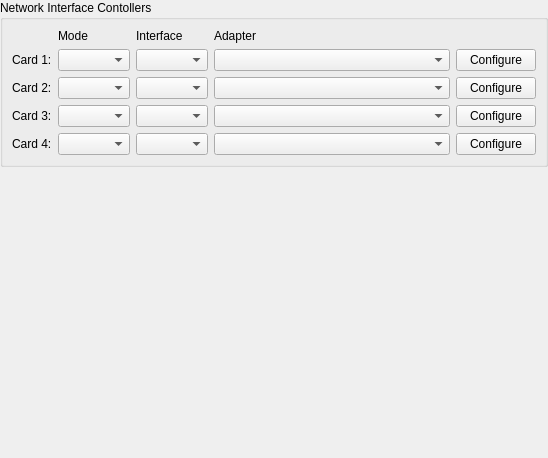
Before: the Qt Designer form src/qt/qt_settingsnetwork.ui in 86Box/86Box, drawn with Qt 5.
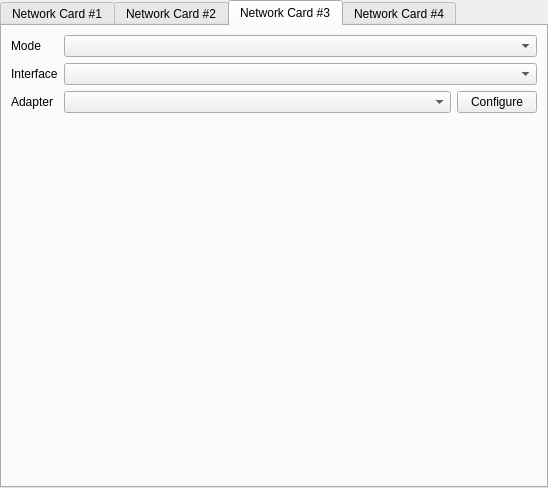
After: the same form once the commit is applied. The open tabs and pages were chosen to show the change.

Commit message: qt: tabs to network interface settings.

Diff of the .ui file:
```diff
--- a/src/qt/qt_settingsnetwork.ui
+++ b/src/qt/qt_settingsnetwork.ui
@@ -7,7 +7,7 @@
     <x>0</x>
     <y>0</y>
     <width>548</width>
-    <height>458</height>
+    <height>488</height>
    </rect>
   </property>
   <property name="windowTitle">
@@ -27,15 +27,32 @@
     <number>0</number>
    </property>
    <item>
-    <widget class="QGroupBox" name="groupBox">
-     <property name="title">
-      <string>Network Interface Contollers</string>
+    <widget class="QTabWidget" name="tabWidget">
+     <property name="currentIndex">
+      <number>0</number>
      </property>
+     <widget class="QWidget" name="tab_1">
+      <attribute name="title">
+       <string>Network Card #1</string>
+      </attribute>
      <layout class="QGridLayout" name="gridLayout_3">
-      <item row="0" column="4">
+       <item row="2" column="1">
+        <widget class="QComboBox" name="comboBoxNIC1">
+         <property name="sizePolicy">
+          <sizepolicy hsizetype="Expanding" vsizetype="Fixed">
+           <horstretch>0</horstretch>
+           <verstretch>0</verstretch>
+          </sizepolicy>
+         </property>
+         <property name="sizeAdjustPolicy">
+          <enum>QComboBox::AdjustToContents</enum>
+         </property>
+        </widget>
+       </item>
+       <item row="2" column="0">
        <widget class="QLabel" name="label_7">
         <property name="sizePolicy">
-         <sizepolicy hsizetype="MinimumExpanding" vsizetype="Preferred">
+          <sizepolicy hsizetype="Minimum" vsizetype="Preferred">
           <horstretch>0</horstretch>
           <verstretch>0</verstretch>
          </sizepolicy>
@@ -45,118 +62,20 @@
         </property>
        </widget>
       </item>
-      <item row="4" column="3">
-       <widget class="QComboBox" name="comboBoxIntf4">
-        <property name="sizePolicy">
-         <sizepolicy hsizetype="Maximum" vsizetype="Fixed">
-          <horstretch>0</horstretch>
-          <verstretch>0</verstretch>
-         </sizepolicy>
-        </property>
-       </widget>
-      </item>
-      <item row="3" column="3">
-       <widget class="QComboBox" name="comboBoxIntf3">
-        <property name="sizePolicy">
-         <sizepolicy hsizetype="Maximum" vsizetype="Fixed">
-          <horstretch>0</horstretch>
-          <verstretch>0</verstretch>
-         </sizepolicy>
-        </property>
-       </widget>
-      </item>
-      <item row="3" column="5">
-       <widget class="QPushButton" name="pushButtonConf3">
-        <property name="sizePolicy">
-         <sizepolicy hsizetype="Maximum" vsizetype="Fixed">
-          <horstretch>0</horstretch>
-          <verstretch>0</verstretch>
-         </sizepolicy>
-        </property>
-        <property name="text">
-         <string>Configure</string>
-        </property>
-       </widget>
-      </item>
-      <item row="1" column="2">
+       <item row="0" column="1" colspan="2">
        <widget class="QComboBox" name="comboBoxNet1">
         <property name="sizePolicy">
-         <sizepolicy hsizetype="Maximum" vsizetype="Fixed">
+          <sizepolicy hsizetype="Expanding" vsizetype="Fixed">
           <horstretch>0</horstretch>
           <verstretch>0</verstretch>
          </sizepolicy>
         </property>
        </widget>
       </item>
-      <item row="3" column="0">
-       <widget class="QLabel" name="label_6">
-        <property name="sizePolicy">
-         <sizepolicy hsizetype="Maximum" vsizetype="Preferred">
-          <horstretch>0</horstretch>
-          <verstretch>0</verstretch>
-         </sizepolicy>
-        </property>
-        <property name="text">
-         <string>Card 3:</string>
-        </property>
-       </widget>
-      </item>
-      <item row="4" column="4">
-       <widget class="QComboBox" name="comboBoxNIC4">
-        <property name="sizePolicy">
-         <sizepolicy hsizetype="MinimumExpanding" vsizetype="Fixed">
-          <horstretch>0</horstretch>
-          <verstretch>0</verstretch>
-         </sizepolicy>
-        </property>
-        <property name="sizeAdjustPolicy">
-         <enum>QComboBox::AdjustToContents</enum>
-        </property>
-       </widget>
-      </item>
-      <item row="1" column="0">
-       <widget class="QLabel" name="label_3">
-        <property name="sizePolicy">
-         <sizepolicy hsizetype="Maximum" vsizetype="Preferred">
-          <horstretch>0</horstretch>
-          <verstretch>0</verstretch>
-         </sizepolicy>
-        </property>
-        <property name="text">
-         <string>Card 1:</string>
-        </property>
-       </widget>
-      </item>
-      <item row="0" column="3">
-       <widget class="QLabel" name="label_2">
-        <property name="sizePolicy">
-         <sizepolicy hsizetype="Maximum" vsizetype="Preferred">
-          <horstretch>0</horstretch>
-          <verstretch>0</verstretch>
-         </sizepolicy>
-        </property>
-        <property name="text">
-         <string>Interface</string>
-        </property>
-       </widget>
-      </item>
-      <item row="1" column="4">
-       <widget class="QComboBox" name="comboBoxNIC1">
-        <property name="sizePolicy">
-         <sizepolicy hsizetype="MinimumExpanding" vsizetype="Fixed">
-          <horstretch>0</horstretch>
-          <verstretch>0</verstretch>
-         </sizepolicy>
-        </property>
-        <property name="sizeAdjustPolicy">
-         <enum>QComboBox::AdjustToContents</enum>
-        </property>
-       </widget>
-      </item>
-      <item row="1" column="5">
+       <item row="2" column="2">
        <widget class="QPushButton" name="pushButtonConf1">
         <property name="sizePolicy">
-         <sizepolicy hsizetype="Maximum" vsizetype="Fixed">
+          <sizepolicy hsizetype="Minimum" vsizetype="Fixed">
           <horstretch>0</horstretch>
           <verstretch>0</verstretch>
          </sizepolicy>
@@ -166,46 +85,23 @@
         </property>
        </widget>
       </item>
-      <item row="3" column="4">
-       <widget class="QComboBox" name="comboBoxNIC3">
+       <item row="1" column="0">
+        <widget class="QLabel" name="label_2">
         <property name="sizePolicy">
-         <sizepolicy hsizetype="MinimumExpanding" vsizetype="Fixed">
-          <horstretch>0</horstretch>
-          <verstretch>0</verstretch>
-         </sizepolicy>
-        </property>
-        <property name="sizeAdjustPolicy">
-         <enum>QComboBox::AdjustToContents</enum>
-        </property>
-       </widget>
-      </item>
-      <item row="4" column="2">
-       <widget class="QComboBox" name="comboBoxNet4">
-        <property name="sizePolicy">
-         <sizepolicy hsizetype="Maximum" vsizetype="Fixed">
-          <horstretch>0</horstretch>
-          <verstretch>0</verstretch>
-         </sizepolicy>
-        </property>
-       </widget>
-      </item>
-      <item row="4" column="0">
-       <widget class="QLabel" name="label_5">
-        <property name="sizePolicy">
-         <sizepolicy hsizetype="Maximum" vsizetype="Preferred">
+          <sizepolicy hsizetype="Minimum" vsizetype="Preferred">
           <horstretch>0</horstretch>
           <verstretch>0</verstretch>
          </sizepolicy>
         </property>
         <property name="text">
-         <string>Card 4:</string>
+          <string>Interface</string>
         </property>
        </widget>
       </item>
-      <item row="0" column="2">
+       <item row="0" column="0">
        <widget class="QLabel" name="label">
         <property name="sizePolicy">
-         <sizepolicy hsizetype="Maximum" vsizetype="Preferred">
+          <sizepolicy hsizetype="Minimum" vsizetype="Preferred">
           <horstretch>0</horstretch>
           <verstretch>0</verstretch>
          </sizepolicy>
@@ -215,89 +111,79 @@
         </property>
        </widget>
       </item>
-      <item row="2" column="0">
-       <widget class="QLabel" name="label_4">
-        <property name="sizePolicy">
-         <sizepolicy hsizetype="Maximum" vsizetype="Preferred">
-          <horstretch>0</horstretch>
-          <verstretch>0</verstretch>
-         </sizepolicy>
-        </property>
-        <property name="text">
-         <string>Card 2:</string>
-        </property>
-       </widget>
-      </item>
-      <item row="3" column="2">
-       <widget class="QComboBox" name="comboBoxNet3">
-        <property name="sizePolicy">
-         <sizepolicy hsizetype="Maximum" vsizetype="Fixed">
-          <horstretch>0</horstretch>
-          <verstretch>0</verstretch>
-         </sizepolicy>
-        </property>
-       </widget>
-      </item>
-      <item row="2" column="2">
-       <widget class="QComboBox" name="comboBoxNet2">
-        <property name="sizePolicy">
-         <sizepolicy hsizetype="Maximum" vsizetype="Fixed">
-          <horstretch>0</horstretch>
-          <verstretch>0</verstretch>
-         </sizepolicy>
-        </property>
-       </widget>
-      </item>
-      <item row="2" column="5">
-       <widget class="QPushButton" name="pushButtonConf2">
-        <property name="sizePolicy">
-         <sizepolicy hsizetype="Maximum" vsizetype="Fixed">
-          <horstretch>0</horstretch>
-          <verstretch>0</verstretch>
-         </sizepolicy>
-        </property>
-        <property name="text">
-         <string>Configure</string>
-        </property>
-       </widget>
-      </item>
-      <item row="4" column="5">
-       <widget class="QPushButton" name="pushButtonConf4">
-        <property name="sizePolicy">
-         <sizepolicy hsizetype="Maximum" vsizetype="Fixed">
-          <horstretch>0</horstretch>
-          <verstretch>0</verstretch>
-         </sizepolicy>
-        </property>
-        <property name="text">
-         <string>Configure</string>
-        </property>
-       </widget>
-      </item>
-      <item row="1" column="3">
+       <item row="1" column="1" colspan="2">
        <widget class="QComboBox" name="comboBoxIntf1">
         <property name="sizePolicy">
-         <sizepolicy hsizetype="Maximum" vsizetype="Fixed">
+          <sizepolicy hsizetype="Expanding" vsizetype="Fixed">
           <horstretch>0</horstretch>
           <verstretch>0</verstretch>
          </sizepolicy>
         </property>
        </widget>
       </item>
-      <item row="2" column="3">
-       <widget class="QComboBox" name="comboBoxIntf2">
+       <item row="3" column="1">
+        <spacer name="verticalSpacer_2">
+         <property name="orientation">
+          <enum>Qt::Vertical</enum>
+         </property>
+         <property name="sizeHint" stdset="0">
+          <size>
+           <width>20</width>
+           <height>40</height>
+          </size>
+         </property>
+        </spacer>
+       </item>
+      </layout>
+     </widget>
+     <widget class="QWidget" name="tab_2">
+      <attribute name="title">
+       <string>Network Card #2</string>
+      </attribute>
+      <layout class="QGridLayout" name="gridLayout">
+       <item row="1" column="0">
+        <widget class="QLabel" name="label_9">
         <property name="sizePolicy">
-         <sizepolicy hsizetype="Maximum" vsizetype="Fixed">
+          <sizepolicy hsizetype="Minimum" vsizetype="Preferred">
           <horstretch>0</horstretch>
           <verstretch>0</verstretch>
          </sizepolicy>
         </property>
-       </widget>
-      </item>
-      <item row="2" column="4">
+         <property name="text">
+          <string>Interface</string>
+         </property>
+        </widget>
+       </item>
+       <item row="0" column="0">
+        <widget class="QLabel" name="label_8">
+         <property name="sizePolicy">
+          <sizepolicy hsizetype="Minimum" vsizetype="Preferred">
+           <horstretch>0</horstretch>
+           <verstretch>0</verstretch>
+          </sizepolicy>
+         </property>
+         <property name="text">
+          <string>Mode</string>
+         </property>
+        </widget>
+       </item>
+       <item row="2" column="0">
+        <widget class="QLabel" name="label_10">
+         <property name="sizePolicy">
+          <sizepolicy hsizetype="Minimum" vsizetype="Preferred">
+           <horstretch>0</horstretch>
+           <verstretch>0</verstretch>
+          </sizepolicy>
+         </property>
+         <property name="text">
+          <string>Adapter</string>
+         </property>
+        </widget>
+       </item>
+       <item row="2" column="1">
        <widget class="QComboBox" name="comboBoxNIC2">
         <property name="sizePolicy">
-         <sizepolicy hsizetype="MinimumExpanding" vsizetype="Fixed">
+          <sizepolicy hsizetype="Expanding" vsizetype="Fixed">
           <horstretch>0</horstretch>
           <verstretch>0</verstretch>
          </sizepolicy>
@@ -307,10 +193,34 @@
         </property>
        </widget>
       </item>
-     </layout>
-    </widget>
-   </item>
-   <item>
+       <item row="0" column="1" colspan="2">
+        <widget class="QComboBox" name="comboBoxNet2">
+         <property name="sizePolicy">
+          <sizepolicy hsizetype="Expanding" vsizetype="Fixed">
+           <horstretch>0</horstretch>
+           <verstretch>0</verstretch>
+          </sizepolicy>
+         </property>
+        </widget>
+       </item>
+       <item row="1" column="1" colspan="2">
+        <widget class="QComboBox" name="comboBoxIntf2">
+         <property name="sizePolicy">
+          <sizepolicy hsizetype="Expanding" vsizetype="Fixed">
+           <horstretch>0</horstretch>
+           <verstretch>0</verstretch>
+          </sizepolicy>
+         </property>
+        </widget>
+       </item>
+       <item row="2" column="2">
+        <widget class="QPushButton" name="pushButtonConf2">
+         <property name="text">
+          <string>Configure</string>
+         </property>
+        </widget>
+       </item>
+       <item row="3" column="1">
     <spacer name="verticalSpacer">
      <property name="orientation">
       <enum>Qt::Vertical</enum>
@@ -322,6 +232,220 @@
       </size>
      </property>
     </spacer>
+       </item>
+      </layout>
+     </widget>
+     <widget class="QWidget" name="tab_3">
+      <attribute name="title">
+       <string>Network Card #3</string>
+      </attribute>
+      <layout class="QGridLayout" name="gridLayout_2">
+       <item row="0" column="1" colspan="2">
+        <widget class="QComboBox" name="comboBoxNet3">
+         <property name="sizePolicy">
+          <sizepolicy hsizetype="Expanding" vsizetype="Fixed">
+           <horstretch>0</horstretch>
+           <verstretch>0</verstretch>
+          </sizepolicy>
+         </property>
+        </widget>
+       </item>
+       <item row="2" column="0">
+        <widget class="QLabel" name="label_13">
+         <property name="sizePolicy">
+          <sizepolicy hsizetype="Minimum" vsizetype="Preferred">
+           <horstretch>0</horstretch>
+           <verstretch>0</verstretch>
+          </sizepolicy>
+         </property>
+         <property name="text">
+          <string>Adapter</string>
+         </property>
+        </widget>
+       </item>
+       <item row="0" column="0">
+        <widget class="QLabel" name="label_11">
+         <property name="sizePolicy">
+          <sizepolicy hsizetype="Minimum" vsizetype="Preferred">
+           <horstretch>0</horstretch>
+           <verstretch>0</verstretch>
+          </sizepolicy>
+         </property>
+         <property name="text">
+          <string>Mode</string>
+         </property>
+        </widget>
+       </item>
+       <item row="1" column="0">
+        <widget class="QLabel" name="label_12">
+         <property name="sizePolicy">
+          <sizepolicy hsizetype="Minimum" vsizetype="Preferred">
+           <horstretch>0</horstretch>
+           <verstretch>0</verstretch>
+          </sizepolicy>
+         </property>
+         <property name="text">
+          <string>Interface</string>
+         </property>
+        </widget>
+       </item>
+       <item row="1" column="1" colspan="2">
+        <widget class="QComboBox" name="comboBoxIntf3">
+         <property name="sizePolicy">
+          <sizepolicy hsizetype="Expanding" vsizetype="Fixed">
+           <horstretch>0</horstretch>
+           <verstretch>0</verstretch>
+          </sizepolicy>
+         </property>
+        </widget>
+       </item>
+       <item row="2" column="2">
+        <widget class="QPushButton" name="pushButtonConf3">
+         <property name="sizePolicy">
+          <sizepolicy hsizetype="Minimum" vsizetype="Fixed">
+           <horstretch>0</horstretch>
+           <verstretch>0</verstretch>
+          </sizepolicy>
+         </property>
+         <property name="text">
+          <string>Configure</string>
+         </property>
+        </widget>
+       </item>
+       <item row="2" column="1">
+        <widget class="QComboBox" name="comboBoxNIC3">
+         <property name="sizePolicy">
+          <sizepolicy hsizetype="Expanding" vsizetype="Fixed">
+           <horstretch>0</horstretch>
+           <verstretch>0</verstretch>
+          </sizepolicy>
+         </property>
+         <property name="sizeAdjustPolicy">
+          <enum>QComboBox::AdjustToContents</enum>
+         </property>
+        </widget>
+       </item>
+       <item row="3" column="1">
+        <spacer name="verticalSpacer_3">
+         <property name="orientation">
+          <enum>Qt::Vertical</enum>
+         </property>
+         <property name="sizeHint" stdset="0">
+          <size>
+           <width>20</width>
+           <height>40</height>
+          </size>
+         </property>
+        </spacer>
+       </item>
+      </layout>
+     </widget>
+     <widget class="QWidget" name="tab_4">
+      <attribute name="title">
+       <string>Network Card #4</string>
+      </attribute>
+      <layout class="QGridLayout" name="gridLayout_4">
+       <item row="2" column="1">
+        <widget class="QComboBox" name="comboBoxNIC4">
+         <property name="sizePolicy">
+          <sizepolicy hsizetype="Expanding" vsizetype="Fixed">
+           <horstretch>0</horstretch>
+           <verstretch>0</verstretch>
+          </sizepolicy>
+         </property>
+         <property name="sizeAdjustPolicy">
+          <enum>QComboBox::AdjustToContents</enum>
+         </property>
+        </widget>
+       </item>
+       <item row="2" column="2">
+        <widget class="QPushButton" name="pushButtonConf4">
+         <property name="sizePolicy">
+          <sizepolicy hsizetype="Minimum" vsizetype="Fixed">
+           <horstretch>0</horstretch>
+           <verstretch>0</verstretch>
+          </sizepolicy>
+         </property>
+         <property name="text">
+          <string>Configure</string>
+         </property>
+        </widget>
+       </item>
+       <item row="0" column="1" colspan="2">
+        <widget class="QComboBox" name="comboBoxNet4">
+         <property name="sizePolicy">
+          <sizepolicy hsizetype="Expanding" vsizetype="Fixed">
+           <horstretch>0</horstretch>
+           <verstretch>0</verstretch>
+          </sizepolicy>
+         </property>
+        </widget>
+       </item>
+       <item row="1" column="0">
+        <widget class="QLabel" name="label_15">
+         <property name="sizePolicy">
+          <sizepolicy hsizetype="Minimum" vsizetype="Preferred">
+           <horstretch>0</horstretch>
+           <verstretch>0</verstretch>
+          </sizepolicy>
+         </property>
+         <property name="text">
+          <string>Interface</string>
+         </property>
+        </widget>
+       </item>
+       <item row="2" column="0">
+        <widget class="QLabel" name="label_16">
+         <property name="sizePolicy">
+          <sizepolicy hsizetype="Minimum" vsizetype="Preferred">
+           <horstretch>0</horstretch>
+           <verstretch>0</verstretch>
+          </sizepolicy>
+         </property>
+         <property name="text">
+          <string>Adapter</string>
+         </property>
+        </widget>
+       </item>
+       <item row="1" column="1" colspan="2">
+        <widget class="QComboBox" name="comboBoxIntf4">
+         <property name="sizePolicy">
+          <sizepolicy hsizetype="Expanding" vsizetype="Fixed">
+           <horstretch>0</horstretch>
+           <verstretch>0</verstretch>
+          </sizepolicy>
+         </property>
+        </widget>
+       </item>
+       <item row="0" column="0">
+        <widget class="QLabel" name="label_14">
+         <property name="sizePolicy">
+          <sizepolicy hsizetype="Minimum" vsizetype="Preferred">
+           <horstretch>0</horstretch>
+           <verstretch>0</verstretch>
+          </sizepolicy>
+         </property>
+         <property name="text">
+          <string>Mode</string>
+         </property>
+        </widget>
+       </item>
+       <item row="3" column="1">
+        <spacer name="verticalSpacer_4">
+         <property name="orientation">
+          <enum>Qt::Vertical</enum>
+         </property>
+         <property name="sizeHint" stdset="0">
+          <size>
+           <width>20</width>
+           <height>40</height>
+          </size>
+         </property>
+        </spacer>
+       </item>
+      </layout>
+     </widget>
+    </widget>
    </item>
   </layout>
  </widget>
```
Lines whose indentation alone changed are shown as unchanged. The commit also changes 1 other file.
